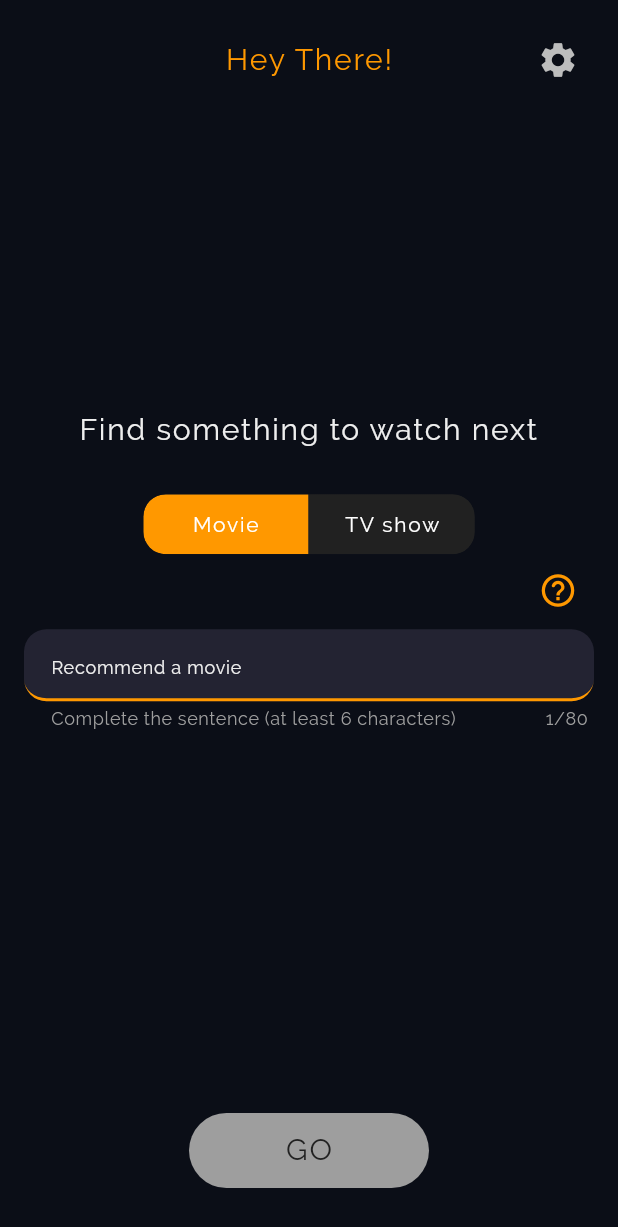
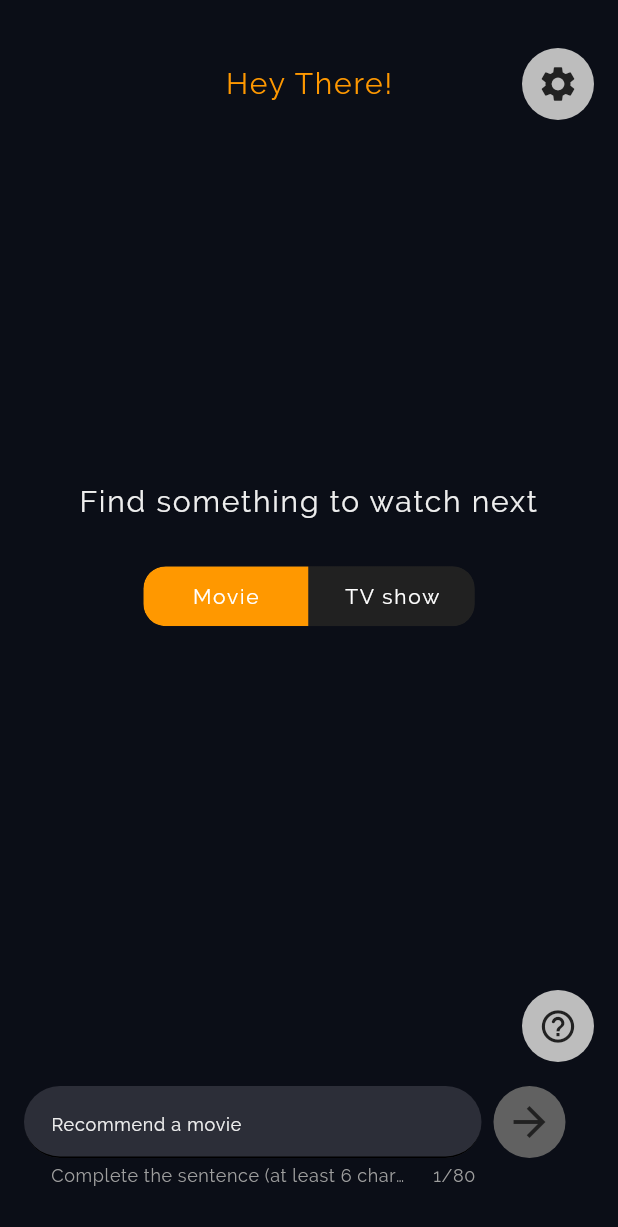
Before and after one commit to filippefrulli/watch-next, a Flutter app: the MainMenuPage screen opened by its route, on a phone screen of 412 x 824 dp. Shown: the top 1227 px of the screen. Run offline on Flutter 3.47's test engine with Material 3 defaults, Android fonts, the phone set to English and light mode, and no system bars; drawn by our look-alikes of delayed_display, oktoast, toggle_switch; our stand-ins replace auto_size_text, cached_network_image, easy_localization, firebase_analytics, firebase_core, fluttertoast and 6 more; missing offline and left inert: chat_gpt_sdk, tutorial_coach_mark; accounts and stored records are empty.

Commit message:
Improved main menu UI

```diff
--- a/assets/translations/it-IT.json
+++ b/assets/translations/it-IT.json
@@ -8,6 +8,7 @@
     "movie": "Film",
     "tv_show": "Serie",
     "go": "VAI",
+    "close": "Chiudi",
     "with_action": "con tanta azione",
     "step_one": "Primo passo: Inserisci la tua richiesta. Semplicemente continua la frase 'consiglia un film...' ",
     "try_with_action": "\nproviamo con 'con tanta azione'",
@@ -16,16 +17,16 @@
     "connect_to_internet": "Perfavore connettiti a internet e riprova",
     "invalid_input": "Frase invalida, perfavore cambia la richiesta e riprova",
     "need_inspiration": "Bisogno di inspirazione? \nEcco alcuni esempi",
-    "example_1": "• che sia romantico e divertente, ideale per un primo appuntamento",
+    "example_1": "• romantico e divertente, ideale per un primo appuntamento",
     "example_2": "• che mi faccia piangere",
     "example_3": "• con Tom Cruise e diretto da Steven Spielberg",
     "example_4": "• basato su una storia vera",
     "example_5": "• sull'intelligenza artificiale, con buone recensioni",
-    "example_show_1": "• che e' completa e ha un lieto fine",
+    "example_show_1": "• finita e che con un lieto fine",
     "example_show_2": "• sullo sport",
     "example_show_3": "• con episodi piu' corti di 30 minuti",
     "example_show_4": "• con meno di 5 stagioni",
-    "example_show_5": "• che e' reality tv",
+    "example_show_5": "• di reality tv",
 
     "here_recommendation": "Ti consigliamo",
     "watch_it_on": "Lo trovi su:",
--- a/lib/pages/main_menu_page.dart
+++ b/lib/pages/main_menu_page.dart
@@ -6,7 +6,6 @@ import 'package:delayed_display/delayed_display.dart';
 import 'package:easy_localization/easy_localization.dart';
 import 'package:firebase_analytics/firebase_analytics.dart';
 import 'package:flutter/material.dart';
-import 'package:loading_animation_widget/loading_animation_widget.dart';
 import 'package:oktoast/oktoast.dart';
 import 'package:shared_preferences/shared_preferences.dart';
 import 'package:toggle_switch/toggle_switch.dart';
@@ -74,42 +73,25 @@ class _MainMenuPageState extends State<MainMenuPage> {
         padding: const EdgeInsets.symmetric(horizontal: 16),
         child: Column(
           children: [
-            const SizedBox(height: 16),
+            const SizedBox(height: 32),
             topBar(),
             Expanded(
-              flex: 2,
               child: Container(),
             ),
             description(),
             const SizedBox(height: 32),
             switchWidget(),
-            Align(
-              alignment: Alignment.centerRight,
-              child: IconButton(
-                icon: const Icon(
-                  Icons.help_outline_rounded,
-                  color: Colors.orange,
-                  size: 26,
-                ),
-                onPressed: () {
-                  FirebaseAnalytics.instance.logEvent(
-                    name: 'opened_examples',
-                    parameters: <String, dynamic>{
-                      "type": typeIsMovie == 0 ? "movie" : "show",
-                    },
-                  );
-                  typeIsMovie == 0 ? showExamples() : showExamplesShows();
-                },
-              ),
-            ),
-            const SizedBox(height: 2),
-            promptInput(),
-            const SizedBox(height: 16),
             Expanded(
-              flex: 2,
               child: Container(),
             ),
-            goButton(),
+            examplesWidget(),
+            const SizedBox(
+              height: 16,
+            ),
+            Align(
+              alignment: Alignment.topLeft,
+              child: promptInput(),
+            ),
             const SizedBox(height: 32),
           ],
         ),
@@ -142,10 +124,15 @@ class _MainMenuPageState extends State<MainMenuPage> {
   }
 
   Widget settingsButton() {
-    return IconButton(
+    return Container(
+      decoration: BoxDecoration(
+        color: Colors.grey[400],
+        borderRadius: BorderRadius.circular(25),
+      ),
+      child: IconButton(
         icon: Icon(
           Icons.settings,
-        color: Colors.grey[400],
+          color: Colors.grey[900],
           size: 28,
         ),
         onPressed: () {
@@ -159,6 +146,35 @@ class _MainMenuPageState extends State<MainMenuPage> {
             ),
           );
         },
+      ),
+    );
+  }
+
+  Widget examplesWidget() {
+    return Align(
+      alignment: Alignment.centerRight,
+      child: Container(
+        decoration: BoxDecoration(
+          color: Colors.grey[400],
+          borderRadius: BorderRadius.circular(25),
+        ),
+        child: IconButton(
+          icon: Icon(
+            Icons.help_outline_rounded,
+            color: Colors.grey[900],
+            size: 26,
+          ),
+          onPressed: () {
+            FirebaseAnalytics.instance.logEvent(
+              name: 'opened_examples',
+              parameters: <String, dynamic>{
+                "type": typeIsMovie == 0 ? "movie" : "show",
+              },
+            );
+            typeIsMovie == 0 ? showExamples() : showExamplesShows();
+          },
+        ),
+      ),
     );
   }
 
@@ -195,13 +211,17 @@ class _MainMenuPageState extends State<MainMenuPage> {
   }
 
   Widget promptInput() {
-    return SizedBox(
-      height: 80,
+    return Row(
+      crossAxisAlignment: CrossAxisAlignment.start,
+      mainAxisSize: MainAxisSize.min,
+      children: [
+        SizedBox(
+          width: 305,
           child: TextField(
             key: textFieldKey,
             autofocus: false,
+            showCursor: true,
             maxLength: 80,
-        showCursor: true,
             maxLines: 3,
             minLines: 1,
             controller: _controller,
@@ -209,7 +229,7 @@ class _MainMenuPageState extends State<MainMenuPage> {
             style: Theme.of(context).textTheme.titleMedium,
             decoration: InputDecoration(
               filled: true,
-          fillColor: const Color.fromRGBO(35, 35, 50, 1),
+              fillColor: Color.fromARGB(255, 44, 46, 56),
               helperText: "complete_sentence".tr(),
               prefixText: typeIsMovie == 0 ? "recommend_a_movie".tr() : "recommend_a_show".tr(),
               prefixStyle: Theme.of(context).textTheme.displaySmall!.copyWith(fontSize: 12, letterSpacing: 0.5),
@@ -217,69 +237,44 @@ class _MainMenuPageState extends State<MainMenuPage> {
                 color: Colors.grey[500],
                 fontSize: 12,
               ),
-          hintStyle: TextStyle(
-            color: Colors.grey[500],
-            fontSize: 12,
-          ),
               contentPadding: const EdgeInsets.only(left: 14.0, bottom: 10.0, top: 10.0),
               focusedBorder: OutlineInputBorder(
-            borderSide: const BorderSide(color: Colors.orange, width: 2.0),
-            borderRadius: BorderRadius.circular(15),
+                borderRadius: BorderRadius.circular(25),
               ),
               enabledBorder: UnderlineInputBorder(
-            borderSide: const BorderSide(color: Colors.orange, width: 2.0),
-            borderRadius: BorderRadius.circular(15),
+                borderRadius: BorderRadius.circular(25),
               ),
             ),
           ),
+        ),
+        const SizedBox(
+          width: 8,
+        ),
+        goButton(),
+      ],
     );
   }
 
   Widget goButton() {
-    return Padding(
-      padding: const EdgeInsets.only(top: 16),
-      child: Row(
-        children: [
-          Expanded(
-            child: Container(),
-          ),
-          TextButton(
-            key: goButtonKey,
-            style: TextButton.styleFrom(
-              padding: const EdgeInsets.all(0),
-            ),
-            onPressed: () async {
-              goButtonPressed();
-            },
-            child: Container(
-              height: 50,
-              width: 160,
+    return Container(
+      height: 48,
+      width: 48,
       decoration: BoxDecoration(
-                borderRadius: const BorderRadius.all(
-                  Radius.circular(25),
-                ),
-                color: isLongEnough ? Colors.orange : Colors.grey,
+        color: isLongEnough ? Colors.orange : Colors.grey[700],
+        borderRadius: BorderRadius.circular(50),
       ),
       child: Center(
-                child: enableLoading
-                    ? LoadingAnimationWidget.threeArchedCircle(
-                        color: Colors.grey[900]!,
-                        size: 30,
-                      )
-                    : Text(
-                        "go".tr(),
-                        style: TextStyle(
-                          fontSize: 20,
+        child: IconButton(
+          key: goButtonKey,
+          onPressed: () async {
+            isLongEnough ? goButtonPressed() : null;
+          },
+          icon: Icon(
+            Icons.arrow_forward,
+            size: 32,
             color: Colors.grey[900],
           ),
         ),
-              ),
-            ),
-          ),
-          Expanded(
-            child: Container(),
-          ),
-        ],
       ),
     );
   }
@@ -455,6 +450,12 @@ class _MainMenuPageState extends State<MainMenuPage> {
   }
 
   void goButtonPressed() async {
+    FirebaseAnalytics.instance.logEvent(
+      name: 'go_button_pressed',
+      parameters: <String, dynamic>{
+        "type": typeIsMovie == 0 ? "movie" : "show",
+      },
+    );
     FocusScope.of(context).unfocus();
     await checkConnection();
     if (noInternet) {
@@ -473,10 +474,9 @@ class _MainMenuPageState extends State<MainMenuPage> {
         await validateQuery();
         if (isValidQuery && mounted) {
           FirebaseAnalytics.instance.logEvent(
-            name: 'go_button_pressed',
+            name: 'valid_prompt',
             parameters: <String, dynamic>{
               "type": typeIsMovie == 0 ? "movie" : "show",
-              "prompt": _controller.text,
             },
           );
           Navigator.of(context).push(
@@ -488,7 +488,6 @@ class _MainMenuPageState extends State<MainMenuPage> {
           FirebaseAnalytics.instance.logEvent(
             name: 'invalid_prompt',
             parameters: <String, dynamic>{
-              "prompt": _controller.text,
               "type": typeIsMovie == 0 ? "movie" : "show",
             },
           );
--- a/lib/pages/recommandation_results_page.dart
+++ b/lib/pages/recommandation_results_page.dart
@@ -1,3 +1,5 @@
+// ignore_for_file: prefer_interpolation_to_compose_strings
+
 import 'dart:io';
 import 'package:auto_size_text/auto_size_text.dart';
 import 'package:cached_network_image/cached_network_image.dart';
```
Lines whose indentation alone changed are shown as unchanged.
